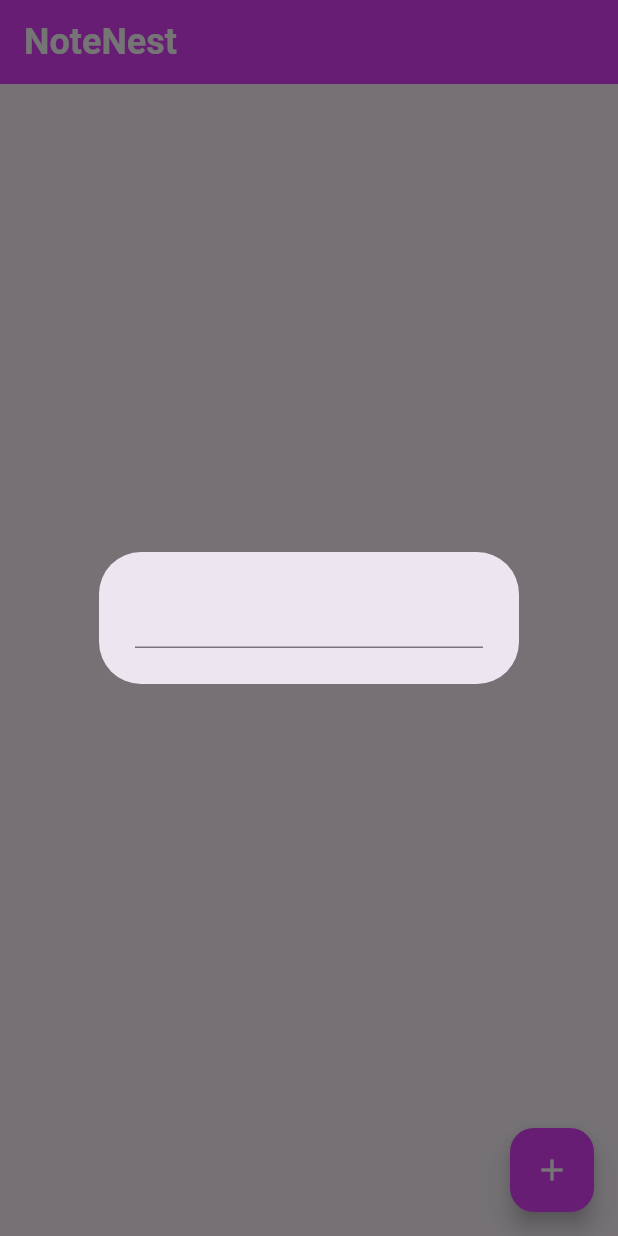
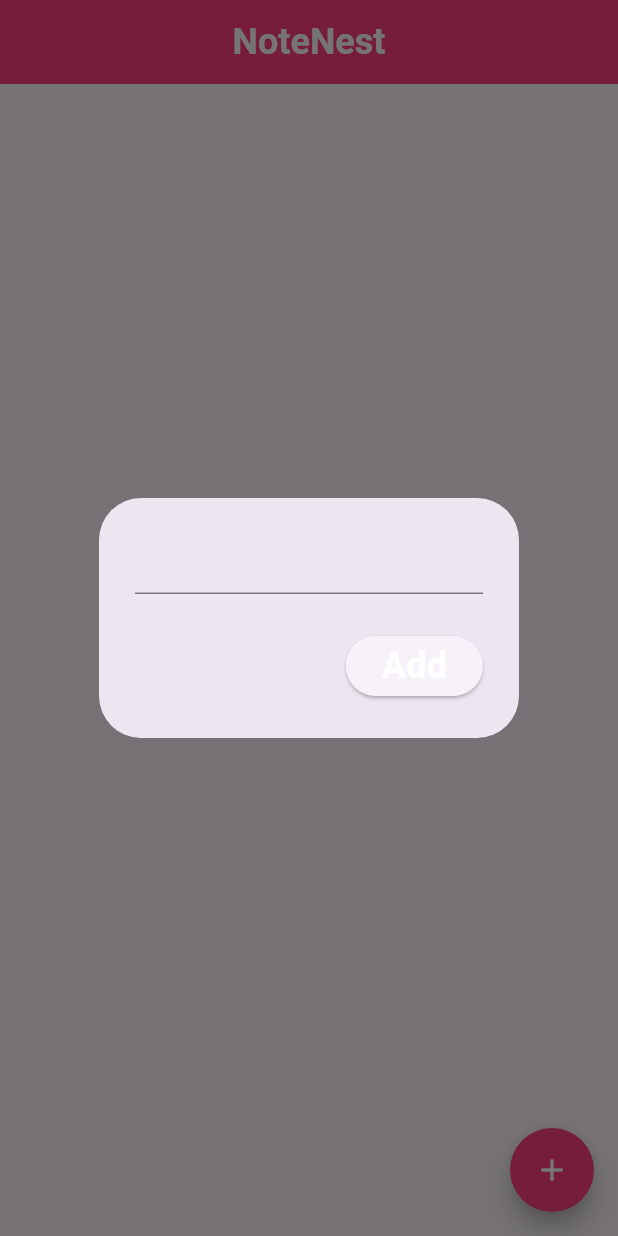
Before and after one commit to rahull0328/Flutter-CRUD, a Flutter app: the screen it shows after launch, after a tap on the "add" icon, on a phone screen of 412 x 824 dp. Run offline on Flutter 3.47's test engine with Material 3 defaults, Android fonts, the phone set to English and light mode, and no system bars; our stand-ins replace cloud_firestore, firebase_core, flutter_dotenv; accounts and stored records are empty.

Commit message:
added base level UI for homePage

```diff
--- a/lib/main.dart
+++ b/lib/main.dart
@@ -6,8 +6,8 @@ import 'package:flutter_dotenv/flutter_dotenv.dart';
 
 void main() async {
   WidgetsFlutterBinding.ensureInitialized();
+  await dotenv.load(fileName: ".env");
   await Firebase.initializeApp(options: DefaultFirebaseOptions.currentPlatform);
-  await dotenv.load(fileName: ".env");
   runApp(const MyApp());
 }
 
--- a/lib/pages/home_page.dart
+++ b/lib/pages/home_page.dart
@@ -5,17 +5,34 @@ class HomePage extends StatefulWidget {
 
   @override
   State<HomePage> createState() => _HomePageState();
-
 }
 
 class _HomePageState extends State<HomePage> {
+  //text controller
+  final TextEditingController textEditingController = TextEditingController();
 
   void openNoteBox() {
     showDialog(
-        context: context,
-        builder: (context) => AlertDialog(
-          content: TextField(),
-        )
+      context: context,
+      builder:
+          (context) => AlertDialog(
+            content: TextField(controller: textEditingController),
+            actions: [
+              ElevatedButton(
+                onPressed: () {
+                  //adding the note
+                },
+                child: Text(
+                  "Add",
+                  style: TextStyle(
+                    color: Colors.white,
+                    fontSize: 24,
+                    fontWeight: FontWeight.bold,
+                  ),
+                ),
+              ),
+            ],
+          ),
     );
   }
 
@@ -31,15 +48,16 @@ class _HomePageState extends State<HomePage> {
             fontWeight: FontWeight.bold,
           ),
         ),
-        backgroundColor: Colors.purpleAccent,
+        centerTitle: true,
+        backgroundColor: Colors.pinkAccent,
       ),
       floatingActionButton: FloatingActionButton(
         onPressed: openNoteBox,
-        backgroundColor: Colors.purpleAccent,
-        child: const Icon(
-          Icons.add,
-          color: Colors.white,
+        backgroundColor: Colors.pinkAccent,
+        shape: RoundedRectangleBorder(
+          borderRadius: BorderRadius.circular(30), // Adjust radius as needed
         ),
+        child: const Icon(Icons.add, color: Colors.white),
       ),
     );
   }
```
Also changed, not shown: pubspec.yaml (+3 -68 lines), 2 other files.
